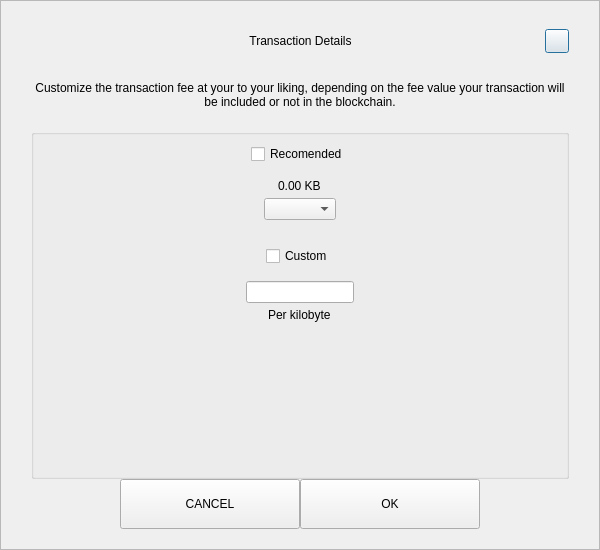
ORO-mlm/ORO-Core, file src/qt/oro/forms/sendcustomfeedialog.ui: the form before one commit.
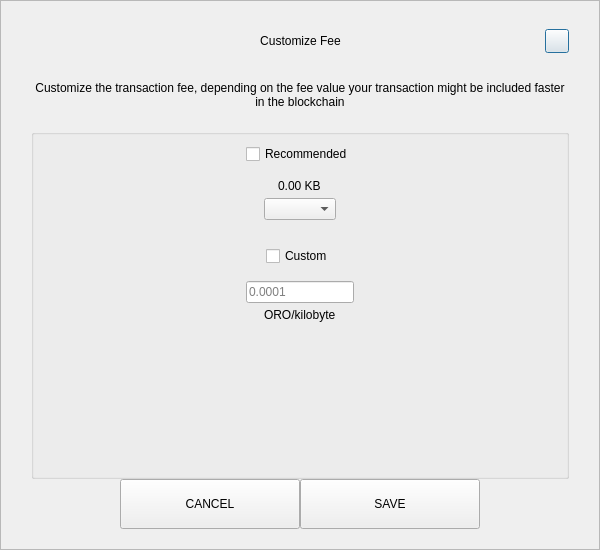
The form after the commit.

Commit message: Restart the blockchain at version 1.1.0

Patch:
```diff
--- a/src/qt/oro/forms/sendcustomfeedialog.ui
+++ b/src/qt/oro/forms/sendcustomfeedialog.ui
@@ -92,7 +92,7 @@
            <string notr="true">padding-left:24px;</string>
           </property>
           <property name="text">
-           <string>Transaction Details</string>
+           <string>Customize Fee</string>
           </property>
           <property name="alignment">
            <set>Qt::AlignCenter</set>
@@ -155,7 +155,7 @@
       <item>
        <widget class="QLabel" name="labelMessage">
         <property name="text">
-         <string>Customize the transaction fee at your to your liking, depending on the fee value your transaction will be included or not in the blockchain.</string>
+         <string>Customize the transaction fee, depending on the fee value your transaction might be included faster in the blockchain</string>
         </property>
         <property name="alignment">
          <set>Qt::AlignCenter</set>
@@ -201,7 +201,7 @@
            <item alignment="Qt::AlignHCenter">
             <widget class="QCheckBox" name="checkBoxRecommended">
              <property name="text">
-              <string>Recomended</string>
+              <string>Recommended</string>
              </property>
             </widget>
            </item>
@@ -278,12 +278,16 @@
             </spacer>
            </item>
            <item alignment="Qt::AlignHCenter">
-            <widget class="QLineEdit" name="lineEditCustomFee"/>
+            <widget class="QLineEdit" name="lineEditCustomFee">
+             <property name="placeholderText">
+              <string notr="true">0.0001</string>
+             </property>
+            </widget>
            </item>
            <item alignment="Qt::AlignHCenter">
             <widget class="QLabel" name="labelCustomFee">
              <property name="text">
-              <string>Per kilobyte</string>
+              <string>ORO/kilobyte</string>
              </property>
             </widget>
            </item>
@@ -348,7 +352,7 @@
            <enum>Qt::NoFocus</enum>
           </property>
           <property name="text">
-           <string>OK</string>
+           <string>SAVE</string>
           </property>
          </widget>
         </item>
```
The commit also changes 1967 other files.
